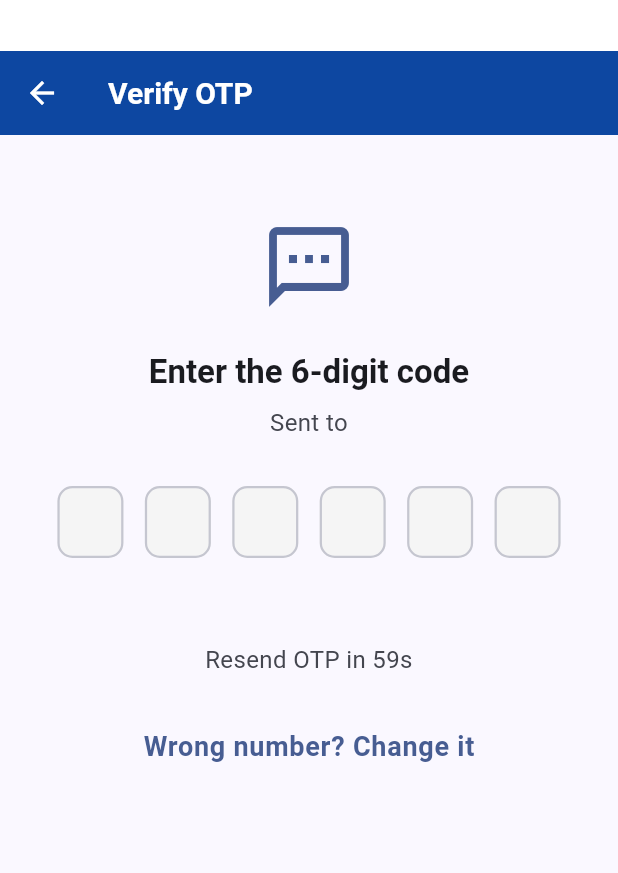
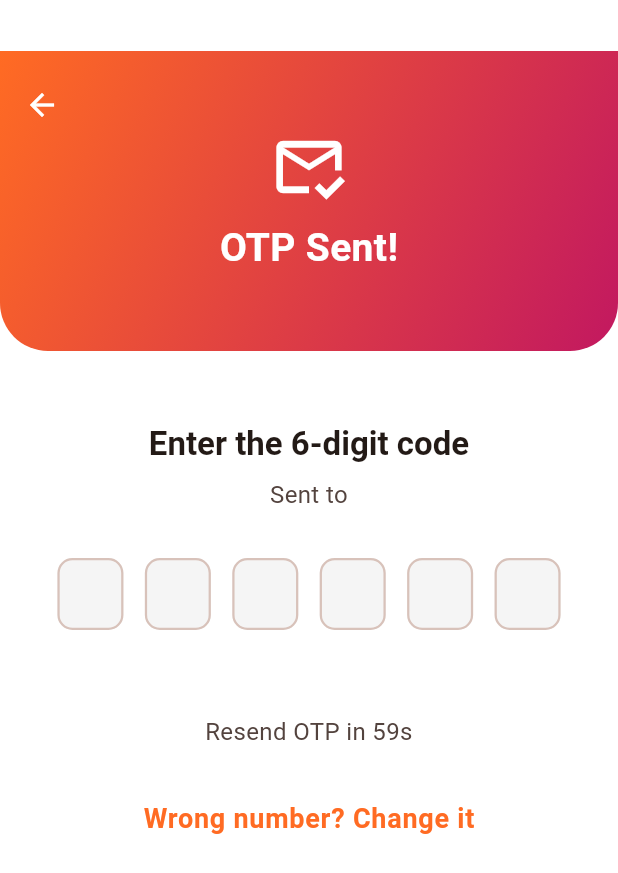
Before and after one commit to gopalakrbiec-ui/claude_project_7_client, a Flutter app: the OtpEntryScreen screen opened by its route, on a phone screen of 412 x 824 dp. Shown: the top 873 px of the screen. Run offline on Flutter 3.47's test engine with Material 3 defaults, Android fonts, the phone set to English and light mode, and no system bars; our stand-ins replace cached_network_image, connectivity_plus, dio, flutter_image_compress, flutter_riverpod, go_router and 3 more; missing offline and left inert: gal, openapi_generator_annotations, razorpay_flutter; accounts and stored records are empty; generated files the repository leaves out were written again; network calls fail.

Commit message:
feat: unify brand theme — saffron/magenta throughout the app
Theme:
- Primary colour changed from deep blue to brand saffron (#FF6B23)
- Secondary set to magenta (#C21860); tertiary to gold
- AppBar: white bg + saffron title/icons — cleaner than solid colour
- All buttons, inputs, chips, FAB, progress indicators now use brand palette
- Exported kBrandGradient constant so screens share the same gradient

OTP screen:
- Added gradient hero header (mark_email_read icon + "OTP Sent!") matching
  the phone entry screen — login flow now feels cohesive end-to-end

Done screen:
- Gradient success banner between image and action buttons
- share_rounded / save_alt_rounded icons (more polished)
- White spinner inside loading button for contrast

Home screen:
- AppBar shows "Yaadein" + auto_awesome icon instead of "Choose a Template"
- store → storefront_outlined (more refined)

Co-Authored-By: Claude Sonnet 4.6 <noreply@anthropic.com>
Claude-Session: https://claude.ai/code/session_016DpaGXXwC8zWPWqBkN1LND

```diff
--- a/lib/screens/login/otp_entry_screen.dart
+++ b/lib/screens/login/otp_entry_screen.dart
@@ -6,6 +6,7 @@ import 'package:go_router/go_router.dart';
 import '../../api/api_error.dart';
 import '../../controllers/auth_controller.dart';
 import '../../core/constants.dart';
+import '../../core/theme.dart';
 import '../../widgets/otp_input_field.dart' show OtpInputField, OtpInputFieldState;
 
 const _kResendCooldownSeconds = 60;
@@ -142,23 +143,59 @@ class _OtpEntryScreenState extends ConsumerState<OtpEntryScreen> {
         : widget.normalisedPhone;
 
     return Scaffold(
-      appBar: AppBar(
-        title: const Text('Verify OTP'),
-        leading: IconButton(
-          icon: const Icon(Icons.arrow_back),
-          onPressed: () => context.go('/login'),
-        ),
-      ),
+      backgroundColor: Colors.white,
       body: SafeArea(
         child: SingleChildScrollView(
-          padding: const EdgeInsets.all(kSpaceLg),
           child: Column(
             crossAxisAlignment: CrossAxisAlignment.stretch,
             children: [
-              const SizedBox(height: kSpaceXl),
+              // Gradient hero — same visual language as phone entry
+              Stack(
+                children: [
+                  Container(
+                    height: 200,
+                    decoration: const BoxDecoration(
+                      gradient: kBrandGradient,
+                      borderRadius: BorderRadius.only(
+                        bottomLeft: Radius.circular(32),
+                        bottomRight: Radius.circular(32),
+                      ),
+                    ),
+                  ),
+                  Positioned(
+                    top: 12,
+                    left: 4,
+                    child: IconButton(
+                      icon: const Icon(Icons.arrow_back, color: Colors.white),
+                      onPressed: () => context.go('/login'),
+                    ),
+                  ),
+                  const Positioned.fill(
+                    child: Column(
+                      mainAxisAlignment: MainAxisAlignment.center,
+                      children: [
+                        Icon(Icons.mark_email_read_outlined,
+                            size: 52, color: Colors.white),
+                        SizedBox(height: 10),
+                        Text(
+                          'OTP Sent!',
+                          style: TextStyle(
+                            color: Colors.white,
+                            fontSize: 26,
+                            fontWeight: FontWeight.bold,
+                          ),
+                        ),
+                      ],
+                    ),
+                  ),
+                ],
+              ),
 
-              Icon(Icons.sms_outlined,
-                  size: 64, color: theme.colorScheme.primary),
+              Padding(
+                padding: const EdgeInsets.all(kSpaceLg),
+                child: Column(
+                  crossAxisAlignment: CrossAxisAlignment.stretch,
+                  children: [
               const SizedBox(height: kSpaceLg),
 
               Text(
@@ -239,6 +276,9 @@ class _OtpEntryScreenState extends ConsumerState<OtpEntryScreen> {
                 ),
               ),
             ],
+                ),
+              ),
+            ],
           ),
         ),
       ),
```
Also changed, not shown: lib/core/theme.dart (+59 -22 lines), lib/screens/home/home_screen.dart (+9 -2 lines), lib/screens/order_status/order_status_screen.dart (+30 -19 lines).
